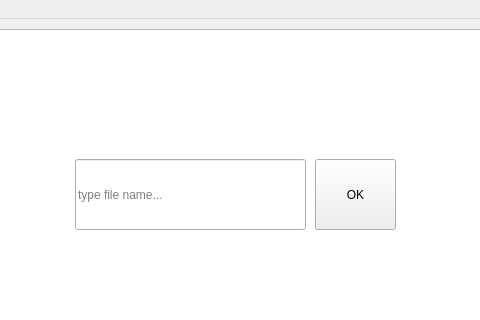
Before: the Qt Designer form form/mainwindow.ui in ilija-s/html-editor, drawn with Qt 5; both pictures show x 135 to 615 and y 0 to 320 of the 800 by 600 pixel window.
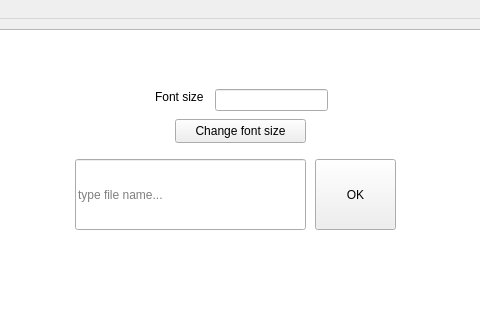
After: the same form once the commit is applied. Custom widgets are drawn as their Qt base class.

Commit message: Feat: font size setting

Diff of the .ui file:
```diff
--- a/form/mainwindow.ui
+++ b/form/mainwindow.ui
@@ -59,6 +59,52 @@
      <string>OK</string>
     </property>
    </widget>
+   <widget class="QWidget" name="fontSize" native="true">
+    <property name="geometry">
+     <rect>
+      <x>280</x>
+      <y>50</y>
+      <width>191</width>
+      <height>80</height>
+     </rect>
+    </property>
+    <widget class="QLabel" name="lfontSize">
+     <property name="geometry">
+      <rect>
+       <x>10</x>
+       <y>20</y>
+       <width>49</width>
+       <height>16</height>
+      </rect>
+     </property>
+     <property name="text">
+      <string>Font size:</string>
+     </property>
+    </widget>
+    <widget class="QPushButton" name="pbfontSize">
+     <property name="geometry">
+      <rect>
+       <x>30</x>
+       <y>50</y>
+       <width>131</width>
+       <height>24</height>
+      </rect>
+     </property>
+     <property name="text">
+      <string>Change font size</string>
+     </property>
+    </widget>
+    <widget class="QLineEdit" name="lEfontSize">
+     <property name="geometry">
+      <rect>
+       <x>70</x>
+       <y>20</y>
+       <width>113</width>
+       <height>22</height>
+      </rect>
+     </property>
+    </widget>
+   </widget>
   </widget>
   <widget class="QMenuBar" name="menubar">
    <property name="geometry">
```
The commit also changes 2 other files.
